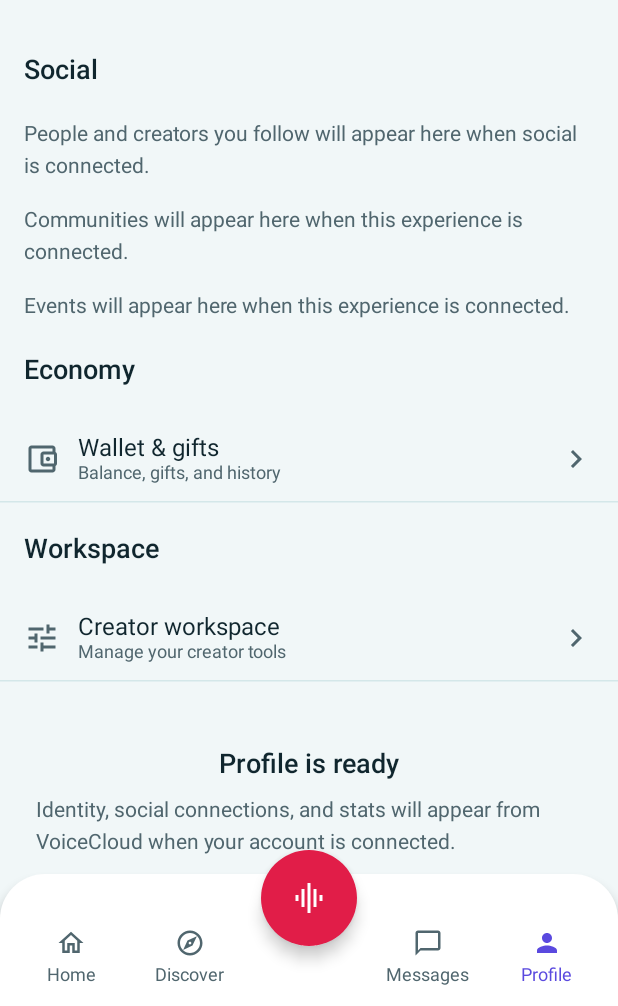
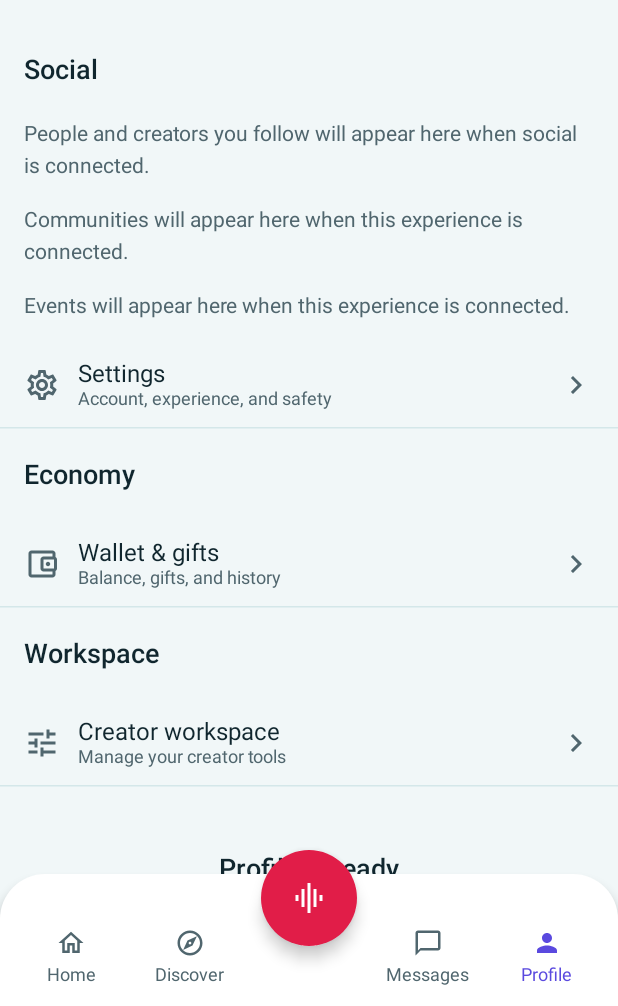
Before and after one commit to akc-26/VoiceCloud-Android, an Android app built with Jetpack Compose: the composable ConsumerShell shown on its own in the app's theme, item 4 of the bottom bar chosen, on a phone screen of 412 x 824 dp, the part 230-1236 px from its top. Run offline under Robolectric (Android 15) with nearby library versions, the phone set to English and light mode, and no system bars.

Commit message:
feat(ui): implement settings account safety
Co-authored-by: Ashok Kumar <akc-26@users.noreply.github.com>

```diff
--- a/app/src/main/java/app/voicecloud/android/navigation/VoiceCloudNavHost.kt
+++ b/app/src/main/java/app/voicecloud/android/navigation/VoiceCloudNavHost.kt
@@ -28,6 +28,7 @@ object CreatorDestinations {
     const val LiveStudio = "creator/live"
     const val Analytics = "creator/analytics"
     const val Workspace = "creator/workspace"
+    const val Settings = "creator/settings"
 }
 
 object ConsumerDestinations {
@@ -40,6 +41,7 @@ object ConsumerDestinations {
     const val MessageThread = "user/messages/thread"
     const val Profile = "user/profile"
     const val Wallet = "user/wallet"
+    const val Settings = "user/settings"
 }
 
 @Composable
--- a/app/src/main/java/app/voicecloud/android/ui/creator/CreatorWorkspaceScreen.kt
+++ b/app/src/main/java/app/voicecloud/android/ui/creator/CreatorWorkspaceScreen.kt
@@ -30,6 +30,7 @@ fun CreatorWorkspaceScreen(
     state: CreatorWorkspaceToolsUiState,
     onLeaveWorkspace: () -> Unit,
     modifier: Modifier = Modifier,
+    onOpenSettings: (() -> Unit)? = null,
 ) {
     val spacing = VoiceCloud.spacing
     val motionEnabled = rememberVoiceCloudMotionEnabled()
@@ -104,7 +105,7 @@ fun CreatorWorkspaceScreen(
                             title = "Creator settings",
                             subtitle = "Profile, safety, and studio preferences",
                             icon = VoiceCloudIcons.Settings,
-                            onClick = null,
+                            onClick = onOpenSettings,
                         )
                     }
                     item {
--- a/app/src/main/java/app/voicecloud/android/ui/profile/ProfileScreen.kt
+++ b/app/src/main/java/app/voicecloud/android/ui/profile/ProfileScreen.kt
@@ -37,6 +37,7 @@ fun ProfileScreen(
     onOpenCreatorWorkspace: () -> Unit,
     modifier: Modifier = Modifier,
     onOpenWallet: (() -> Unit)? = null,
+    onOpenSettings: (() -> Unit)? = null,
     onNotificationsClick: (() -> Unit)? = null,
     onPersonClick: (app.voicecloud.core.designsystem.component.VCPersonUiModel) -> Unit = {},
     onCommunityClick: (app.voicecloud.core.designsystem.component.VCCommunityUiModel) -> Unit = {},
@@ -67,6 +68,7 @@ fun ProfileScreen(
                     onOpenCreatorWorkspace = onOpenCreatorWorkspace,
                     onNotificationsClick = onNotificationsClick,
                     onOpenWallet = onOpenWallet,
+                    onOpenSettings = onOpenSettings,
                     onPersonClick = onPersonClick,
                     onCommunityClick = onCommunityClick,
                     onEventClick = onEventClick,
@@ -82,6 +84,7 @@ private fun ProfileContent(
     onOpenCreatorWorkspace: () -> Unit,
     onNotificationsClick: (() -> Unit)?,
     onOpenWallet: (() -> Unit)?,
+    onOpenSettings: (() -> Unit)?,
     onPersonClick: (app.voicecloud.core.designsystem.component.VCPersonUiModel) -> Unit,
     onCommunityClick: (app.voicecloud.core.designsystem.component.VCCommunityUiModel) -> Unit,
     onEventClick: (app.voicecloud.core.designsystem.component.VCEventUiModel) -> Unit,
@@ -163,6 +166,16 @@ private fun ProfileContent(
                 )
             }
         }
+        if (onOpenSettings != null) {
+            item {
+                VCSettingsRow(
+                    title = "Settings",
+                    subtitle = "Account, experience, and safety",
+                    icon = VoiceCloudIcons.Settings,
+                    onClick = onOpenSettings,
+                )
+            }
+        }
         if (onOpenWallet != null) {
             item { VCSectionHeader(title = "Economy") }
             item {
--- /dev/null
+++ b/app/src/main/java/app/voicecloud/android/ui/settings/SettingsUiState.kt
@@ -0,0 +1,17 @@
+package app.voicecloud.android.ui.settings
+
+import androidx.compose.runtime.Immutable
+import app.voicecloud.core.preferences.ThemePreference
+
+@Immutable
+data class SettingsUiState(
+    val isLoading: Boolean = false,
+    val errorMessage: String? = null,
+    val accountDisplayName: String? = null,
+    val accountHandle: String? = null,
+    val themePreference: ThemePreference = ThemePreference.LIGHT,
+    val pushNotificationsConfigured: Boolean = false,
+    val pushNotificationsEnabled: Boolean = false,
+    val helpAvailable: Boolean = false,
+    val legalLinksAvailable: Boolean = false,
+)
--- a/app/src/main/java/app/voicecloud/android/ui/shell/ConsumerShell.kt
+++ b/app/src/main/java/app/voicecloud/android/ui/shell/ConsumerShell.kt
@@ -7,11 +7,14 @@ import androidx.compose.animation.fadeIn
 import androidx.compose.animation.fadeOut
 import androidx.compose.foundation.layout.padding
 import androidx.compose.runtime.Composable
+import androidx.compose.runtime.LaunchedEffect
 import androidx.compose.runtime.getValue
 import androidx.compose.runtime.mutableStateOf
 import androidx.compose.runtime.remember
+import androidx.compose.runtime.rememberCoroutineScope
 import androidx.compose.runtime.setValue
 import androidx.compose.ui.Modifier
+import androidx.compose.ui.platform.LocalContext
 import androidx.navigation.compose.NavHost
 import androidx.navigation.compose.composable
 import androidx.navigation.compose.currentBackStackEntryAsState
@@ -35,6 +38,8 @@ import app.voicecloud.android.ui.messaging.MessagesScreen
 import app.voicecloud.android.ui.messaging.VCConversationUiModel
 import app.voicecloud.android.ui.profile.ConsumerProfileUiState
 import app.voicecloud.android.ui.profile.ProfileScreen
+import app.voicecloud.android.ui.settings.SettingsScreen
+import app.voicecloud.android.ui.settings.SettingsUiState
 import app.voicecloud.android.ui.room.RoomPreviewScreen
 import app.voicecloud.android.ui.room.RoomPreviewUiState
 import app.voicecloud.core.designsystem.component.VCRoomUiModel
@@ -45,6 +50,8 @@ import app.voicecloud.core.designsystem.component.VCScaffold
 import app.voicecloud.core.designsystem.icon.VoiceCloudIcons
 import app.voicecloud.core.designsystem.theme.VoiceCloudMotion
 import app.voicecloud.core.designsystem.theme.rememberVoiceCloudMotionEnabled
+import app.voicecloud.core.preferences.VoiceCloudPreferences
+import kotlinx.coroutines.launch
 
 @Composable
 fun ConsumerShell(
@@ -67,6 +74,15 @@ fun ConsumerShell(
     var economyState by remember { mutableStateOf(ConsumerEconomyUiState()) }
     var hostLiveState by remember { mutableStateOf(HostLiveUiState()) }
     var selectedGift by remember { mutableStateOf<VCGiftUiModel?>(null) }
+    val context = LocalContext.current
+    val scope = rememberCoroutineScope()
+    val preferences = remember { VoiceCloudPreferences(context) }
+    var settingsState by remember { mutableStateOf(SettingsUiState()) }
+    LaunchedEffect(preferences) {
+        preferences.theme.collect { theme ->
+            settingsState = settingsState.copy(themePreference = theme)
+        }
+    }
     val sides = remember {
         listOf(
             VCNavDestination(ConsumerDestinations.Home, "Home", VoiceCloudIcons.Home, VoiceCloudIcons.HomeSelected),
@@ -95,9 +111,13 @@ fun ConsumerShell(
     val openWallet = {
         navController.navigate(ConsumerDestinations.Wallet) { launchSingleTop = true }
     }
+    val openSettings = {
+        navController.navigate(ConsumerDestinations.Settings) { launchSingleTop = true }
+    }
     val showBottomBar = route != ConsumerDestinations.RoomPreview &&
         route != ConsumerDestinations.MessageThread &&
-        route != ConsumerDestinations.Wallet
+        route != ConsumerDestinations.Wallet &&
+        route != ConsumerDestinations.Settings
 
     VCScaffold(
         modifier = modifier,
@@ -185,6 +205,18 @@ fun ConsumerShell(
                     state = profileState,
                     onOpenCreatorWorkspace = onOpenCreatorWorkspace,
                     onOpenWallet = openWallet,
+                    onOpenSettings = openSettings,
+                )
+            }
+            composable(ConsumerDestinations.Settings) {
+                SettingsScreen(
+                    state = settingsState,
+                    onBack = { navController.popBackStack() },
+                    onThemeSelected = { theme ->
+                        settingsState = settingsState.copy(themePreference = theme)
+                        scope.launch { preferences.setTheme(theme) }
+                    },
+                    onOpenCreatorWorkspace = onOpenCreatorWorkspace,
                 )
             }
             composable(ConsumerDestinations.Wallet) {
--- a/core/preferences/build.gradle.kts
+++ b/core/preferences/build.gradle.kts
@@ -12,5 +12,5 @@ android {
 
 dependencies {
     api(libs.kotlinx.coroutines.android)
-    implementation(libs.androidx.datastore.preferences)
+    api(libs.androidx.datastore.preferences)
 }
```
Also changed, not shown: app/src/main/java/app/voicecloud/android/ui/settings/SettingsScreen.kt (added, +246 -0 lines), app/src/main/java/app/voicecloud/android/ui/shell/CreatorShell.kt (+35 -0 lines).
